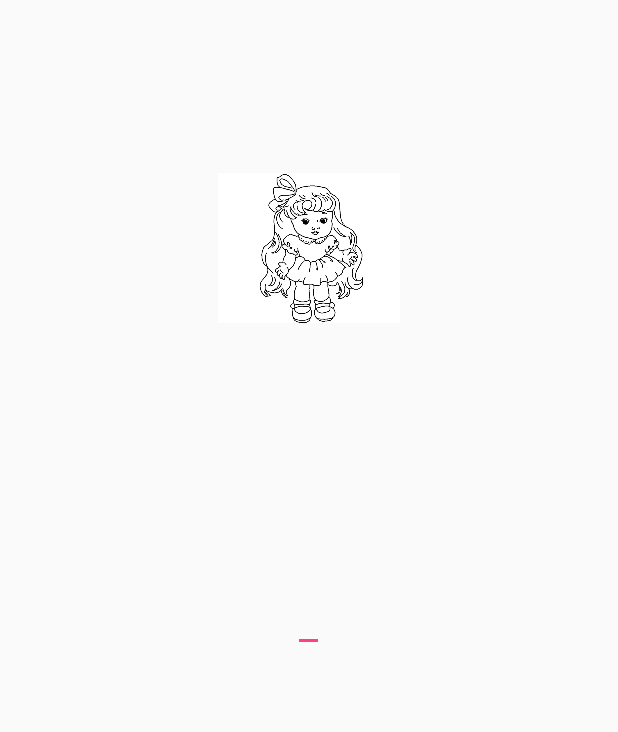
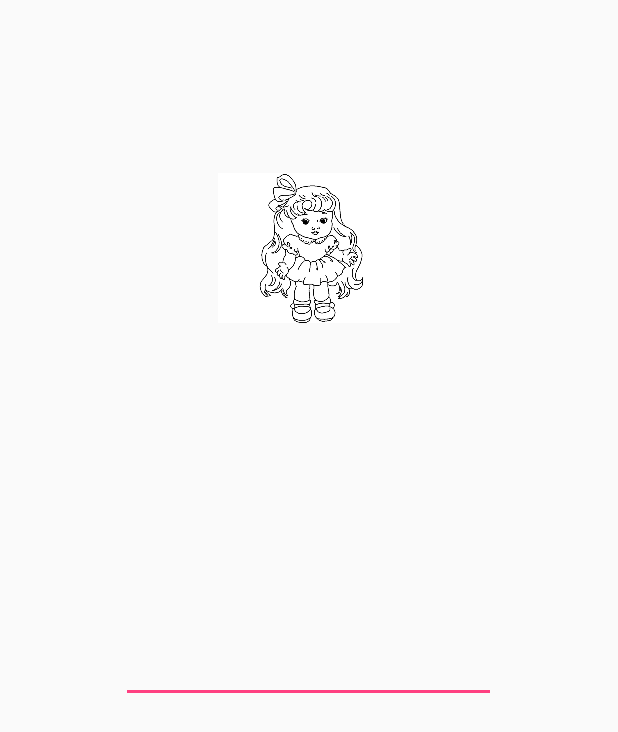
Before and after one commit to cyfra/MyLockScreen, an Android app: the screen it shows after launch (MainActivity), on a phone screen of 412 x 824 dp. Shown: the top 732 px of the screen. Run offline under Robolectric (Android 15) with nearby library versions, the phone set to English and light mode, and no system bars.

Commit message:
Increased size of the input

```diff
--- a/app/src/main/res/layout/type_answer.xml
+++ b/app/src/main/res/layout/type_answer.xml
@@ -35,6 +35,8 @@
         android:layout_centerVertical="true"
         android:layout_centerHorizontal="true"
         android:inputType="textNoSuggestions"
-        android:text="" />
+        android:textSize="70dp"
+        android:text=""
+        android:width="250dp" />
 </RelativeLayout>
 </android.support.design.widget.CoordinatorLayout>
```
